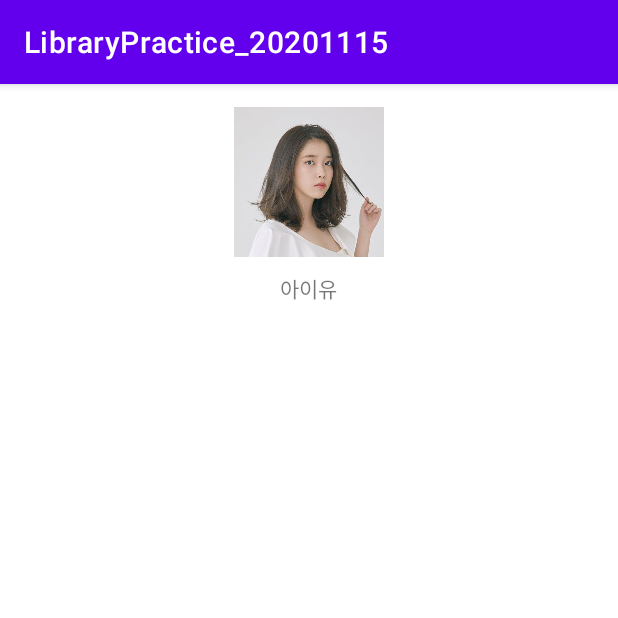
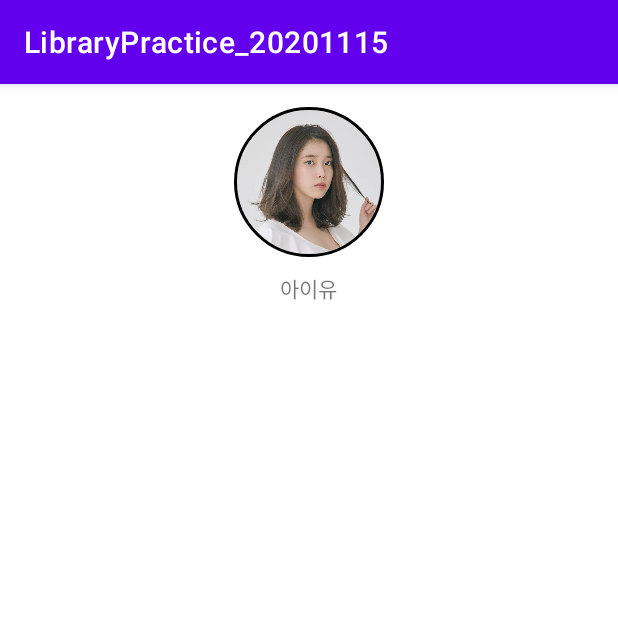
Before and after one commit to say-102/LibraryPractice_20201115, an Android app: the screen it shows after launch (MainActivity), on a phone screen of 412 x 824 dp, the top half of it. Run offline under Robolectric (Android 15) with nearby library versions, the phone set to English and light mode, and no system bars; our stand-ins replace CircleImageView.

Commit message:
원형 이미지뷰로 프로필 사진 대체

```diff
--- a/app/build.gradle
+++ b/app/build.gradle
@@ -38,6 +38,7 @@ dependencies {
     implementation "org.jetbrains.kotlin:kotlin-stdlib:$kotlin_version"
     implementation 'androidx.core:core-ktx:1.3.2'
     implementation 'androidx.appcompat:appcompat:1.2.0'
+    implementation 'de.hdodenhof:circleimageview:3.1.0'
     implementation 'com.google.android.material:material:1.2.1'
     implementation 'androidx.constraintlayout:constraintlayout:2.0.4'
     testImplementation 'junit:junit:4.+'
--- a/app/src/main/res/layout/activity_main.xml
+++ b/app/src/main/res/layout/activity_main.xml
@@ -14,11 +14,13 @@
         android:orientation="vertical"
         android:gravity="center" >
 
-        <ImageView
+        <de.hdodenhof.circleimageview.CircleImageView
             android:layout_width="100dp"
             android:layout_height="100dp"
             android:src="@drawable/iu_photo"
-            android:scaleType="centerCrop" />
+            android:scaleType="centerCrop"
+            app:civ_border_width="2dp"
+            app:civ_border_color="#000000" />
 
         <TextView
             android:layout_width="wrap_content"
@@ -27,6 +29,8 @@
             android:layout_marginTop="10dp" />
 
 
+
+
     </LinearLayout>
 
 
```
